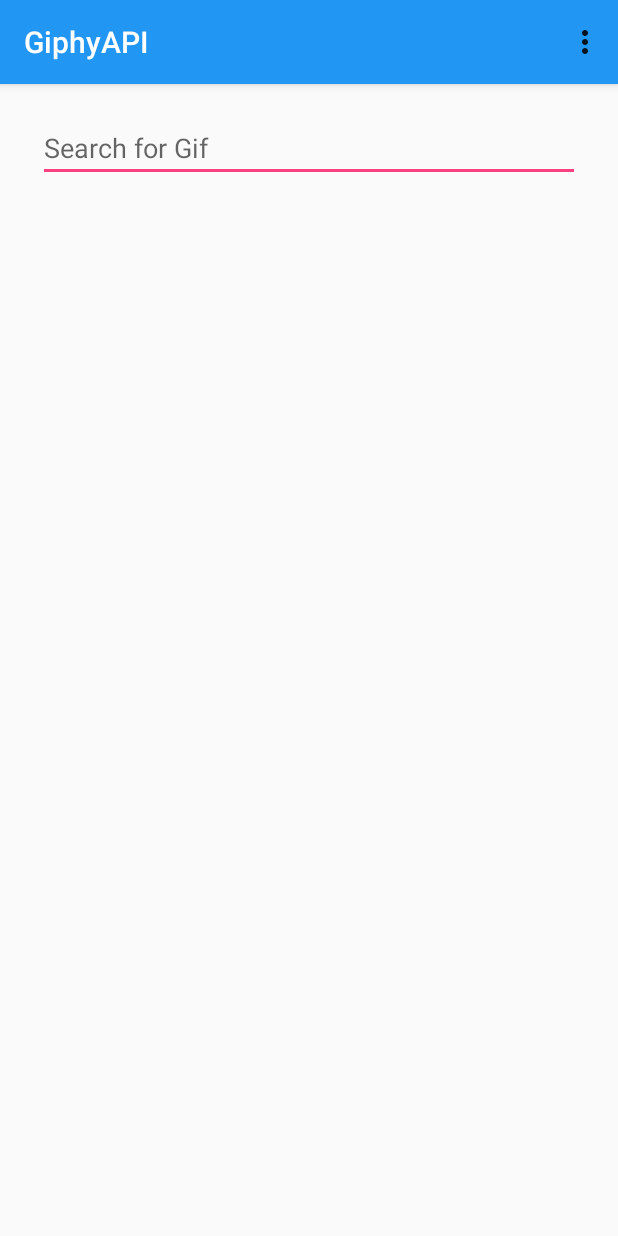
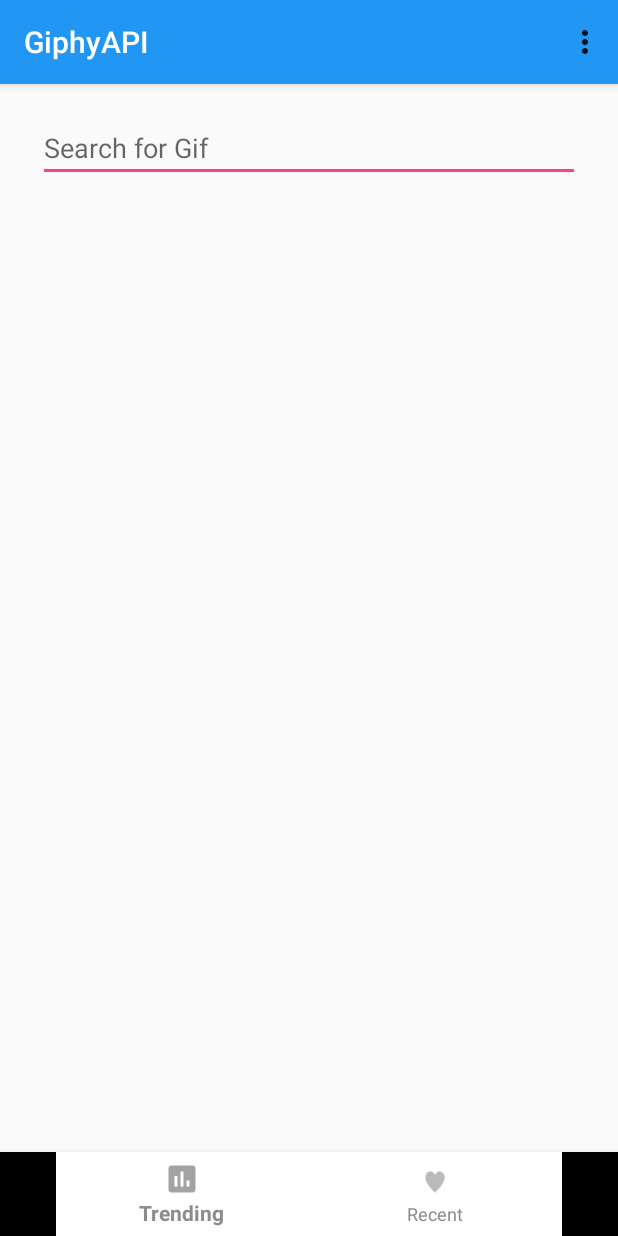
Before and after one commit to Chrisjc28/GiphyApp, an Android app: the screen it shows after launch (MainActivity), on a phone screen of 412 x 824 dp. Run offline under Robolectric (Android 15) with nearby library versions, the phone set to English and light mode, and no system bars; libraries missing offline, so code that uses them is left out: com.androidnetworking, com.androidnetworking.common, com.androidnetworking.error, com.androidnetworking.interfaces.

Commit message:
share and bottom navigation still in progress

```diff
--- a/app/src/main/java/com/example/android/giphyapi/MainActivity.java
+++ b/app/src/main/java/com/example/android/giphyapi/MainActivity.java
@@ -62,6 +62,7 @@ public class MainActivity extends AppCompatActivity  {
                     case R.id.action_trending:
                         break;
                     case R.id.action_share:
+
                         break;
                     case R.id.action_recent:
                         break;
@@ -82,8 +83,6 @@ public class MainActivity extends AppCompatActivity  {
         });
         search.setText(prefs.getString(PREF_KEY, ""));
     }
-
-
 
     @Override
     public boolean onCreateOptionsMenu(Menu menu) {
--- /dev/null
+++ b/app/src/main/res/color/grey.xml
@@ -0,0 +1,4 @@
+<?xml version="1.0" encoding="utf-8"?>
+<selector xmlns:android="http://schemas.android.com/apk/res/android">
+
+</selector>
--- a/app/src/main/res/layout/activity_main.xml
+++ b/app/src/main/res/layout/activity_main.xml
@@ -21,7 +21,8 @@
         <LinearLayout
             android:id="@+id/viewPager"
             android:layout_width="match_parent"
-            android:layout_height="match_parent"
+            android:layout_height="0dp"
+            android:layout_weight="1"
             android:orientation="vertical">
 
             <EditText
@@ -49,8 +50,9 @@
         android:layout_width="match_parent"
         android:layout_height="wrap_content"
         android:layout_alignParentBottom="true"
-        app:itemBackground="@color/colorPrimary"
-        app:itemIconTint="@color/white"
-        app:itemTextColor="@color/white"
+        app:itemBackground="@color/white"
+        app:itemIconTint="@color/not_selected"
+        app:itemTextColor="@color/not_selected"
         app:menu="@menu/bottom_navigation_main"/>
+
 </LinearLayout>
--- a/app/src/main/res/menu/bottom_navigation_main.xml
+++ b/app/src/main/res/menu/bottom_navigation_main.xml
@@ -5,18 +5,14 @@
         android:id="@+id/action_trending"
         android:title="@string/trending"
         android:enabled="true"
-        android:showAsAction="ifRoom"/>
-
-    <item
-        android:id="@+id/action_share"
-        android:title="@string/share"
-        android:enabled="true"
+        android:icon="@drawable/ic_action_name"
         android:showAsAction="ifRoom"/>
 
     <item
         android:id="@+id/action_recent"
         android:title="@string/recent"
         android:enabled="true"
-        android:showAsAction="ifRoom"/>
+        android:icon="@drawable/ic_action_favorite"
+        android:showAsAction="always"/>
 
 </menu>
--- a/app/src/main/res/menu/menu.xml
+++ b/app/src/main/res/menu/menu.xml
@@ -8,4 +8,9 @@
         app:showAsAction="never">
     </item>
 
+    <item
+        android:id="@+id/action_share"
+        android:title="@string/share"
+        android:showAsAction="never"/>
+
 </menu>
--- a/app/src/main/res/values/colors.xml
+++ b/app/src/main/res/values/colors.xml
@@ -5,4 +5,5 @@
     <color name="white">#ffff</color>
     <color name="colorAccent">#FF4081</color>
     <color name="cardViewBackground">#000000</color>
+    <color name="not_selected">#8c8c8c</color>
 </resources>
```
Also changed, not shown: app/src/main/ic_trending-web.png (added), app/src/main/res/drawable-hdpi/ic_action_name.png (added), app/src/main/res/drawable-mdpi/ic_action_name.png (added), app/src/main/res/drawable-xhdpi/ic_action_name.png (added), app/src/main/res/drawable-xxhdpi/ic_action_name.png (added), app/src/main/res/drawable/ic_action_favorite.png (added), app/src/main/res/drawable/ic_action_send_now.png (added).
